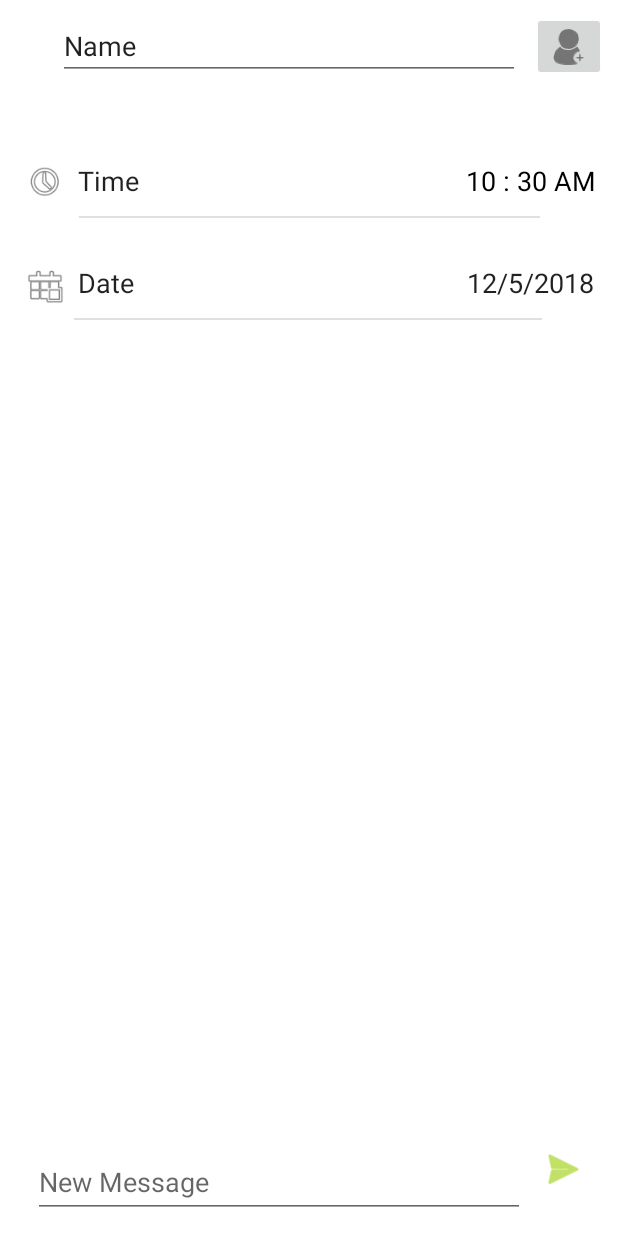
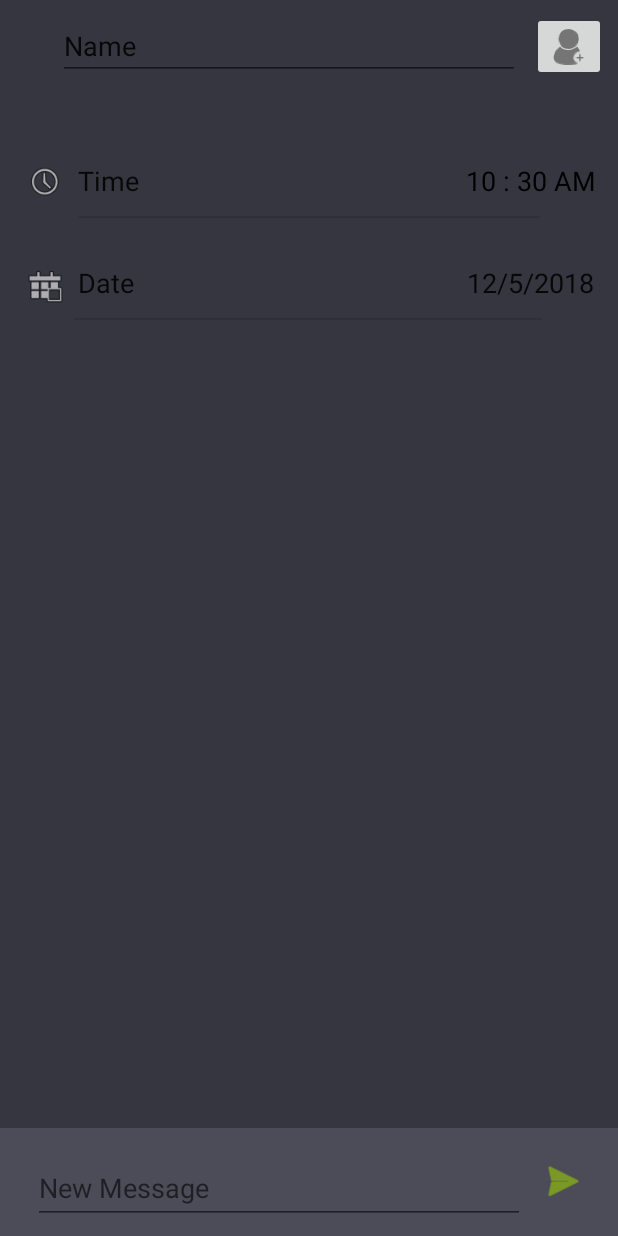
Before and after one commit to bgibso4/SmartText, an Android app: the screen it shows after launch (CreateNewText), after a tap on an icon or button, on a phone screen of 412 x 824 dp. Run offline under Robolectric (Android 15) with nearby library versions, the phone set to English and light mode, and no system bars; our stand-ins replace Room's generated code.

Commit message:
ui changes

```diff
--- a/app/src/main/java/com/example/ben/smarttext/MainActivity.java
+++ b/app/src/main/java/com/example/ben/smarttext/MainActivity.java
@@ -28,6 +28,7 @@ import android.support.v7.widget.LinearLayoutManager;
 import android.support.v7.widget.RecyclerView;
 import android.view.View;
 import android.widget.Button;
+import android.widget.TextView;
 import android.widget.Toast;
 
 import com.google.gson.Gson;
@@ -75,6 +76,8 @@ public class MainActivity extends AppCompatActivity {
         TextMessageDAO textMessageDAO = database.getTextMessageDAO();
         List<TextMessage> texts = textMessageDAO.getMessages();
         texts.sort(TextMessage::compareTo);
+        TextView pendingMessageTitle = this.findViewById(R.id.pendingMessageTitle);
+        pendingMessageTitle.setText("Pending Messages ("+texts.size()+")");
 
 
         pendingMessageView = findViewById(R.id.pendingMessageList);
@@ -162,6 +165,7 @@ public class MainActivity extends AppCompatActivity {
                     try {
                         SendTexts();
                         messageAdapter.notifyDataSetChanged();
+                        pendingMessageTitle.setText("Pending Messages ("+texts.size()+")");
                     }
                     catch (Exception e) {
                         // TODO Auto-generated catch block
--- a/app/src/main/res/layout/activity_create_new_text.xml
+++ b/app/src/main/res/layout/activity_create_new_text.xml
@@ -4,7 +4,7 @@
     xmlns:tools="http://schemas.android.com/tools"
     android:layout_width="match_parent"
     android:layout_height="match_parent"
-    android:background="@android:color/background_light"
+    android:background="#363640"
     android:textAlignment="center"
     tools:context=".CreateNewText"
     tools:layout_editor_absoluteY="25dp">
@@ -172,13 +172,29 @@
         app:srcCompat="@drawable/ic_contact" />
 
     <FrameLayout
+        android:layout_width="445dp"
+        android:layout_height="72dp"
+        android:layout_marginEnd="8dp"
+        android:layout_marginStart="8dp"
+        android:layout_marginTop="484dp"
+        android:background="#4c4c59"
+        app:layout_constraintBottom_toBottomOf="parent"
+        app:layout_constraintEnd_toEndOf="parent"
+        app:layout_constraintStart_toStartOf="parent"
+        app:layout_constraintTop_toTopOf="parent"
+        app:layout_constraintVertical_bias="1.0">
+
+    </FrameLayout>
+
+    <FrameLayout
+        android:id="@+id/frameLayout"
         android:layout_width="384dp"
         android:layout_height="68dp"
-        android:layout_marginBottom="8dp"
+        android:layout_marginBottom="4dp"
         android:layout_marginEnd="8dp"
         android:layout_marginStart="8dp"
         android:layout_marginTop="308dp"
-        android:background="@android:color/background_light"
+        android:background="#4c4c59"
         app:layout_constraintBottom_toBottomOf="parent"
         app:layout_constraintEnd_toEndOf="parent"
         app:layout_constraintStart_toStartOf="parent"
@@ -207,7 +223,8 @@
 
                 <android.support.design.widget.TextInputLayout
                     android:layout_width="340dp"
-                    android:layout_height="match_parent">
+                    android:layout_height="match_parent"
+                    android:background="#4c4c59">
 
                     <android.support.design.widget.TextInputEditText
                         android:id="@+id/newMessage"
@@ -226,7 +243,7 @@
         android:id="@+id/sendBtn"
         android:layout_width="42dp"
         android:layout_height="42dp"
-        android:layout_marginBottom="24dp"
+        android:layout_marginBottom="16dp"
         android:layout_marginEnd="16dp"
         android:layout_weight="1"
         android:background="@android:color/transparent"
```
Also changed, not shown: app/src/main/res/layout/activity_main.xml (+26 -2 lines). Lines whose indentation alone changed are shown as unchanged.
